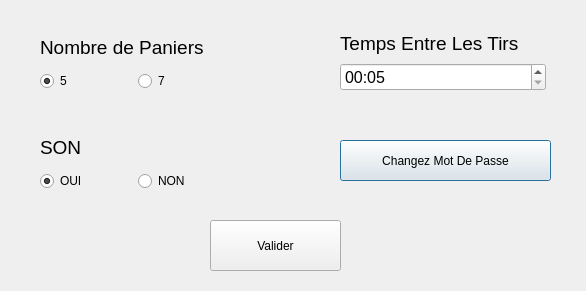
Qt form parametre.ui (mateo-suet/BASKET) before a commit.
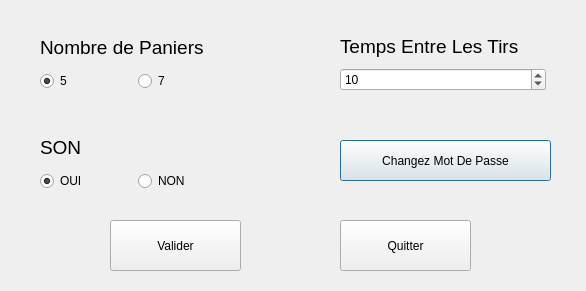
The same form after that commit.

The edit to the form file:
```diff
--- a/parametre.ui
+++ b/parametre.ui
@@ -79,36 +79,13 @@
       </property>
      </widget>
     </item>
-    <item row="2" column="0" colspan="2">
-     <widget class="QTimeEdit" name="Temps">
-      <property name="font">
-       <font>
-        <pointsize>12</pointsize>
-       </font>
+    <item row="1" column="0" colspan="2">
+     <widget class="QSpinBox" name="temps">
+      <property name="maximum">
+       <number>99</number>
       </property>
-      <property name="maximumTime">
-       <time>
-        <hour>0</hour>
-        <minute>10</minute>
-        <second>59</second>
-       </time>
-      </property>
-      <property name="minimumTime">
-       <time>
-        <hour>0</hour>
-        <minute>0</minute>
-        <second>5</second>
-       </time>
-      </property>
-      <property name="displayFormat">
-       <string>mm:ss</string>
-      </property>
-      <property name="time">
-       <time>
-        <hour>0</hour>
-        <minute>0</minute>
-        <second>5</second>
-       </time>
+      <property name="value">
+       <number>10</number>
       </property>
      </widget>
     </item>
@@ -171,7 +148,7 @@
   <widget class="QPushButton" name="Valider">
    <property name="geometry">
     <rect>
-     <x>210</x>
+     <x>110</x>
      <y>220</y>
      <width>131</width>
      <height>51</height>
@@ -181,6 +158,19 @@
     <string>Valider</string>
    </property>
   </widget>
+  <widget class="QPushButton" name="Quitter_1">
+   <property name="geometry">
+    <rect>
+     <x>340</x>
+     <y>220</y>
+     <width>131</width>
+     <height>51</height>
+    </rect>
+   </property>
+   <property name="text">
+    <string>Quitter</string>
+   </property>
+  </widget>
  </widget>
  <resources/>
  <connections/>
```
